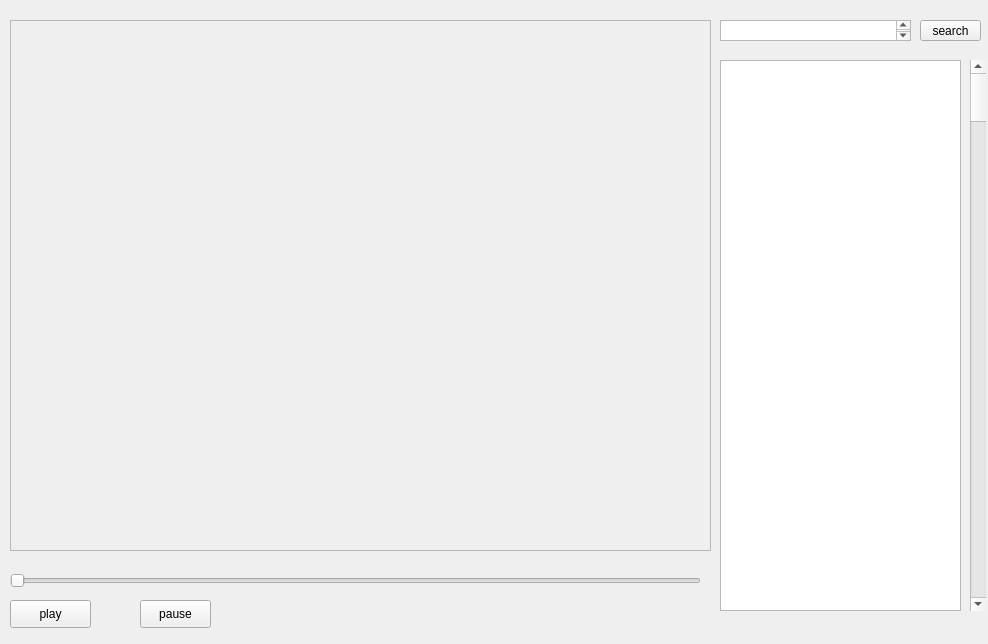
The window that mplayer/player.ui (cls1991/NetEaseCoursesClient) describes before a commit, drawn with Qt 5.
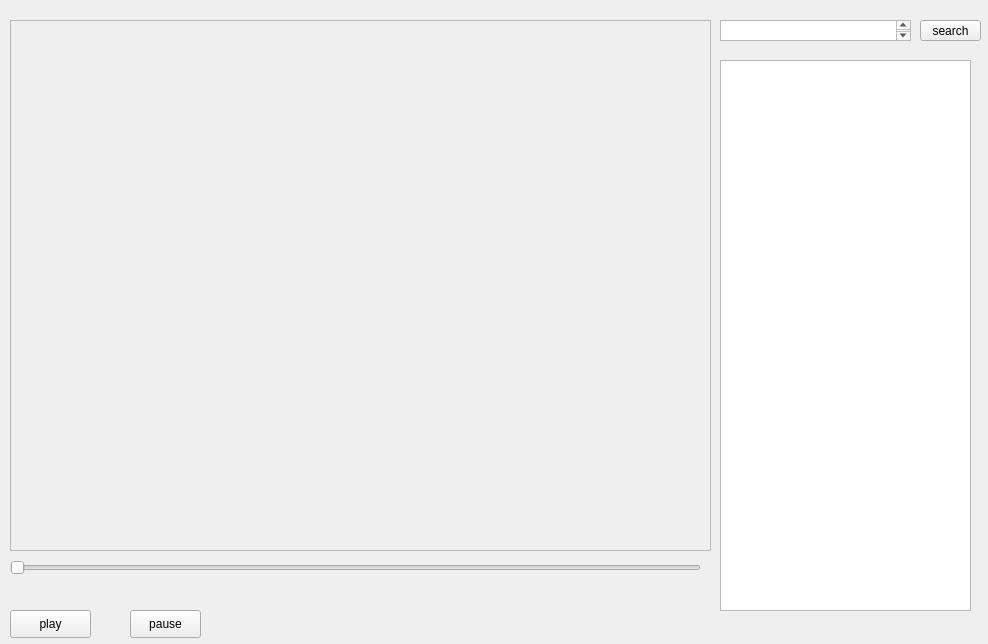
The same window after the commit.

Commit message: 添加进度显示

What changed in the file:
```diff
--- a/mplayer/player.ui
+++ b/mplayer/player.ui
@@ -20,7 +20,7 @@
    <property name="geometry">
     <rect>
      <x>10</x>
-     <y>600</y>
+     <y>610</y>
      <width>81</width>
      <height>28</height>
     </rect>
@@ -69,24 +69,11 @@
     <rect>
      <x>720</x>
      <y>60</y>
-     <width>241</width>
+     <width>251</width>
      <height>551</height>
     </rect>
    </property>
   </widget>
-  <widget class="QScrollBar" name="verticalScrollBar">
-   <property name="geometry">
-    <rect>
-     <x>970</x>
-     <y>60</y>
-     <width>16</width>
-     <height>551</height>
-    </rect>
-   </property>
-   <property name="orientation">
-    <enum>Qt::Vertical</enum>
-   </property>
-  </widget>
   <widget class="QPlainTextEdit" name="plainTextEdit">
    <property name="geometry">
     <rect>
@@ -98,12 +85,15 @@
    </property>
   </widget>
   <widget class="QSlider" name="horizontalSlider">
+   <property name="enabled">
+    <bool>true</bool>
+   </property>
    <property name="geometry">
     <rect>
      <x>10</x>
-     <y>570</y>
+     <y>560</y>
      <width>691</width>
-     <height>21</height>
+     <height>16</height>
     </rect>
    </property>
    <property name="orientation">
@@ -113,8 +103,8 @@
   <widget class="QPushButton" name="pushButton_3">
    <property name="geometry">
     <rect>
-     <x>140</x>
-     <y>600</y>
+     <x>130</x>
+     <y>610</y>
      <width>71</width>
      <height>28</height>
     </rect>
@@ -123,6 +113,32 @@
     <string>pause</string>
    </property>
   </widget>
+  <widget class="QLabel" name="label">
+   <property name="geometry">
+    <rect>
+     <x>10</x>
+     <y>580</y>
+     <width>81</width>
+     <height>18</height>
+    </rect>
+   </property>
+   <property name="text">
+    <string/>
+   </property>
+  </widget>
+  <widget class="QLabel" name="label_2">
+   <property name="geometry">
+    <rect>
+     <x>620</x>
+     <y>580</y>
+     <width>81</width>
+     <height>18</height>
+    </rect>
+   </property>
+   <property name="text">
+    <string/>
+   </property>
+  </widget>
  </widget>
  <layoutdefault spacing="6" margin="11"/>
  <resources/>
```
The commit also changes 2 other files.
